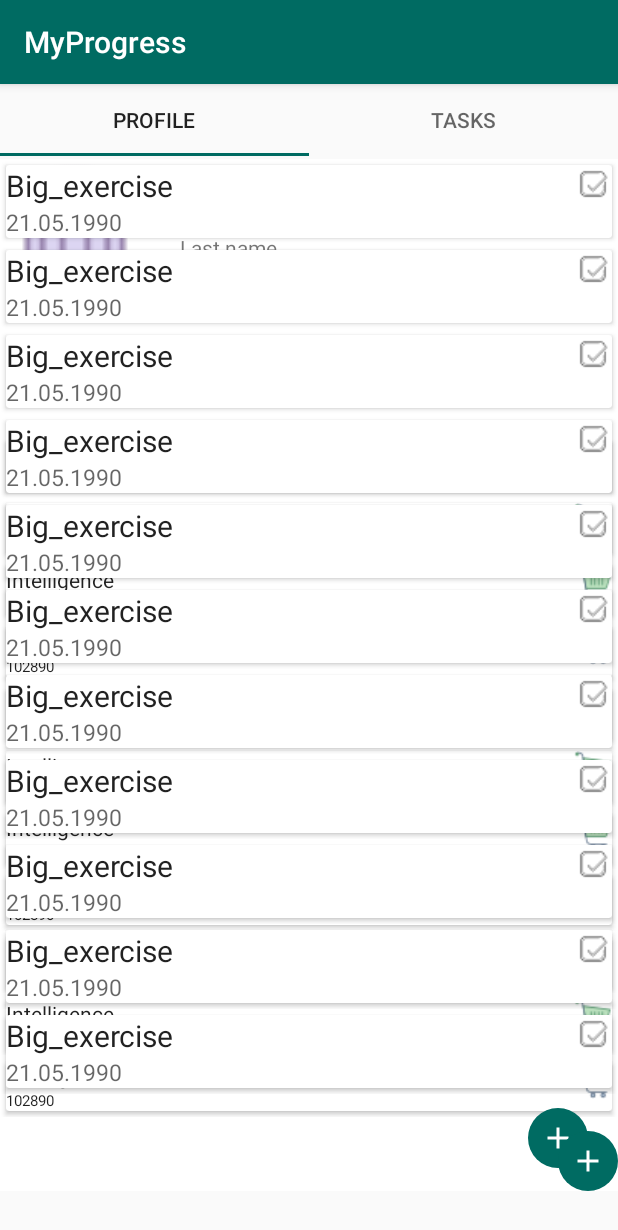
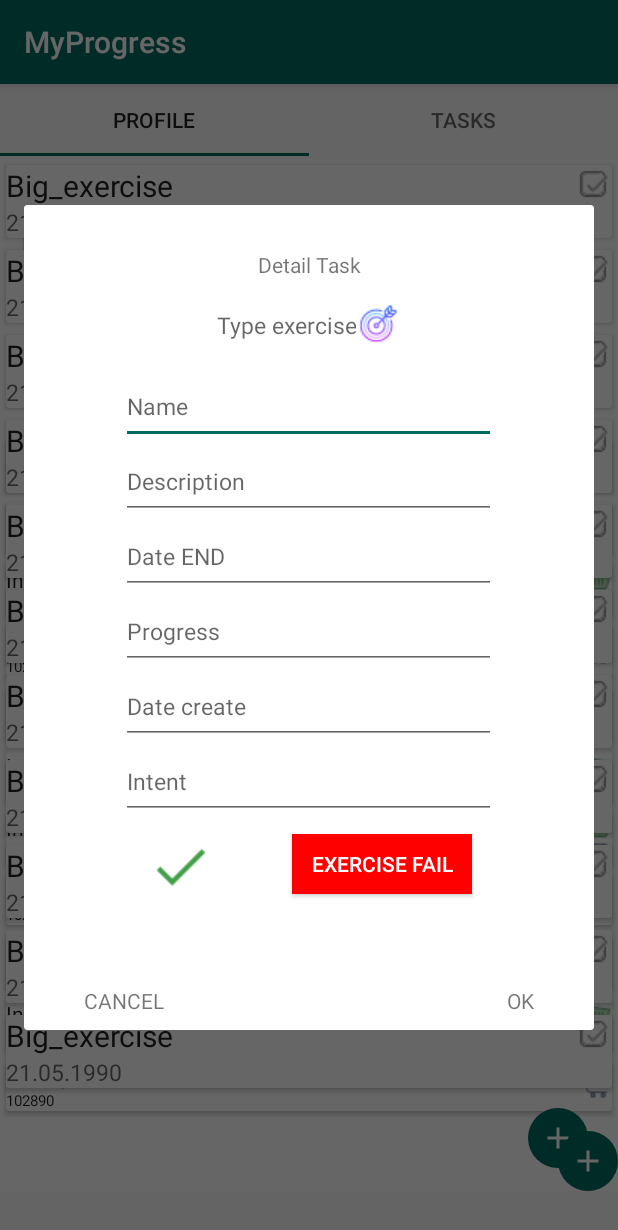
Before and after one commit to Igor755/MyProgress, an Android app: the fragment TasksFragment placed in its activity, after a tap on an icon or button, on a phone screen of 412 x 824 dp. Shown: the top 1230 px of the screen. Run offline under Robolectric (Android 15) with nearby library versions, the phone set to English and light mode, and no system bars.

Commit message:
detail_fragment

```diff
--- a/app/build.gradle
+++ b/app/build.gradle
@@ -30,9 +30,7 @@ dependencies {
     implementation 'com.android.support:design:28.0.0'
 
 
-
-
-
+    implementation 'androidx.legacy:legacy-support-v4:1.0.0'
     testImplementation 'junit:junit:4.12'
     androidTestImplementation 'com.android.support.test:runner:1.0.2'
     androidTestImplementation 'com.android.support.test.espresso:espresso-core:3.0.2'
--- a/app/src/main/java/com/project/myprogress/MainActivity.java
+++ b/app/src/main/java/com/project/myprogress/MainActivity.java
@@ -12,7 +12,7 @@ import com.google.android.material.tabs.TabLayout;
 import com.project.myprogress.adapters.AdapterProfilePager;
 import com.project.myprogress.fragments_profile.AddProgressFragment;
 import com.project.myprogress.fragments_profile.AddTaskFragment;
-import com.project.myprogress.fragments_profile.TaskFragment;
+import com.project.myprogress.fragments_profile.TasksFragment;
 import com.project.myprogress.fragments_profile.ProfileFragment;
 
 public class MainActivity extends AppCompatActivity {
@@ -34,7 +34,7 @@ public class MainActivity extends AppCompatActivity {
 
         user_info_fragment = new ProfileFragment();
         add_progress_fragment = new AddProgressFragment();
-        task_fragment = new TaskFragment();
+        task_fragment = new TasksFragment();
         add_task_fragment = new AddTaskFragment();
 
        /* FragmentManager fm = getSupportFragmentManager();
--- a/app/src/main/java/com/project/myprogress/adapters/AdapterProfilePager.java
+++ b/app/src/main/java/com/project/myprogress/adapters/AdapterProfilePager.java
@@ -7,7 +7,7 @@ import androidx.fragment.app.FragmentManager;
 import androidx.fragment.app.FragmentPagerAdapter;
 
 
-import com.project.myprogress.fragments_profile.TaskFragment;
+import com.project.myprogress.fragments_profile.TasksFragment;
 import com.project.myprogress.fragments_profile.ProfileFragment;
 
 
@@ -26,7 +26,7 @@ public class AdapterProfilePager extends FragmentPagerAdapter {
                 ProfileFragment userInfoFragment = new ProfileFragment();
                 return userInfoFragment;
             case 1:
-                TaskFragment taskFragment = new TaskFragment();
+                TasksFragment taskFragment = new TasksFragment();
                 return taskFragment;
 
         }
--- /dev/null
+++ b/app/src/main/java/com/project/myprogress/fragments_profile/DetailTaskFragment.java
@@ -0,0 +1,30 @@
+package com.project.myprogress.fragments_profile;
+
+import android.content.Context;
+import android.net.Uri;
+import android.os.Bundle;
+
+import androidx.fragment.app.DialogFragment;
+import androidx.fragment.app.Fragment;
+
+import android.view.LayoutInflater;
+import android.view.View;
+import android.view.ViewGroup;
+
+import com.project.myprogress.R;
+
+public class DetailTaskFragment extends DialogFragment {
+
+
+    @Override
+    public View onCreateView(LayoutInflater inflater, ViewGroup container,
+                             Bundle savedInstanceState) {
+        // Inflate the layout for this fragment
+
+        View v =  inflater.inflate(R.layout.detail_task_fragment, container, false);
+
+        return v;
+    }
+
+
+}
--- a/app/src/main/java/com/project/myprogress/fragments_profile/TaskFragment.java
+++ b/app/src/main/java/com/project/myprogress/fragments_profile/TasksFragment.java
@@ -18,7 +18,7 @@ import com.project.myprogress.modelclass.TaskModel;
 import java.util.ArrayList;
 
 
-public class TaskFragment extends Fragment {
+public class TasksFragment extends Fragment {
 
     private AdapterTask adapterTask;
     private ImageButton fab;
@@ -54,6 +54,9 @@ public class TaskFragment extends Fragment {
             @Override
             public void onItemClick(View view, int position) {
 
+                DetailTaskFragment dialog_fragment = new DetailTaskFragment();
+                dialog_fragment.setTargetFragment(TasksFragment.this, 1);
+                dialog_fragment.show(getFragmentManager(), "DetailTaskFragment");
 
 
             }
@@ -66,7 +69,7 @@ public class TaskFragment extends Fragment {
             public void onClick(View v) {
 
                 AddTaskFragment dialog_fragment = new AddTaskFragment();
-                dialog_fragment.setTargetFragment(TaskFragment.this, 1);
+                dialog_fragment.setTargetFragment(TasksFragment.this, 1);
                 dialog_fragment.show(getFragmentManager(), "AddProgressFragment");
 
                 /*if (getActivity() instanceof MainActivity) {
--- /dev/null
+++ b/app/src/main/res/layout/detail_task_fragment.xml
@@ -0,0 +1,199 @@
+<RelativeLayout
+    xmlns:android="http://schemas.android.com/apk/res/android"
+    xmlns:tools="http://schemas.android.com/tools"
+    android:layout_width="match_parent"
+    android:layout_height="match_parent"
+    tools:context=".fragments_profile.AddTaskFragment">
+
+    <RelativeLayout
+        android:layout_width="match_parent"
+        android:layout_height="550dp"
+        android:padding="10dp">
+
+
+
+
+        <TextView
+            android:layout_width="match_parent"
+            android:layout_height="wrap_content"
+            android:layout_marginTop="20dp"
+            android:layout_centerHorizontal="true"
+            android:id="@+id/text"
+            android:text="Detail Task"
+            android:gravity="center"/>
+
+        <LinearLayout
+            android:layout_width="match_parent"
+            android:layout_height="60dp"
+            android:orientation="horizontal"
+            android:id="@+id/container_date"
+            android:layout_below="@+id/text"
+            android:gravity="center">
+
+            <TextView
+                android:id="@+id/tvDate"
+                android:layout_width="wrap_content"
+                android:layout_height="20dp"
+                android:textColor="@color/colorAccent"
+                android:hint="Type exercise"
+                android:gravity="center"
+                android:textSize="15sp"/>
+
+
+            <ImageView
+                android:id="@+id/datePicker"
+                android:layout_width="wrap_content"
+                android:layout_above="@+id/tvDate"
+                android:layout_height="30dp"
+                android:background="@color/colorTransparent"
+                android:src="@drawable/type1" />
+
+        </LinearLayout>
+
+
+
+
+        <!--
+                <EditText
+                    android:layout_width="250dp"
+                    android:layout_height="50dp"
+                    android:id="@+id/edit_text_type"
+                    android:imeOptions="actionDone"
+                    android:singleLine="true"
+                    android:layout_centerHorizontal="true"
+                    android:hint="Type"
+                    android:textSize="15sp"
+                    android:layout_below="@+id/text"
+                    tools:ignore="TextFields"/>-->
+
+        <EditText
+            android:layout_width="250dp"
+            android:layout_height="50dp"
+            android:id="@+id/edit_text_name"
+            android:imeOptions="actionDone"
+            android:singleLine="true"
+            android:layout_centerHorizontal="true"
+            android:hint="@string/Name"
+            android:textSize="15sp"
+            android:layout_below="@+id/container_date"
+            tools:ignore="TextFields"/>
+
+        <EditText
+            android:layout_width="250dp"
+            android:layout_height="50dp"
+            android:id="@+id/edit_text_description"
+            android:imeOptions="actionDone"
+            android:singleLine="true"
+            android:layout_centerHorizontal="true"
+            android:hint="Description"
+            android:textSize="15sp"
+            android:layout_below="@+id/edit_text_name"
+            tools:ignore="TextFields"/>
+
+
+        <EditText
+            android:layout_width="250dp"
+            android:layout_height="50dp"
+            android:id="@+id/edit_text_date"
+            android:imeOptions="actionDone"
+            android:singleLine="true"
+            android:layout_centerHorizontal="true"
+            android:hint="Date END"
+            android:textSize="15sp"
+            android:layout_below="@+id/edit_text_description"
+            tools:ignore="TextFields"/>
+
+
+        <EditText
+            android:layout_width="250dp"
+            android:layout_height="50dp"
+            android:id="@+id/edit_text_progress"
+            android:imeOptions="actionDone"
+            android:singleLine="true"
+            android:layout_centerHorizontal="true"
+            android:hint="Progress"
+            android:textSize="15sp"
+            android:layout_below="@+id/edit_text_date"
+            tools:ignore="TextFields"/>
+
+
+
+        <EditText
+            android:layout_width="250dp"
+            android:layout_height="50dp"
+            android:id="@+id/edit_text_date_create"
+            android:imeOptions="actionDone"
+            android:singleLine="true"
+            android:layout_centerHorizontal="true"
+            android:hint="Date create"
+            android:textSize="15sp"
+            android:layout_below="@+id/edit_text_progress"
+            tools:ignore="TextFields"/>
+
+        <EditText
+            android:layout_width="250dp"
+            android:layout_height="50dp"
+            android:id="@+id/edit_text_intent"
+            android:imeOptions="actionDone"
+            android:singleLine="true"
+            android:layout_centerHorizontal="true"
+            android:hint="Intent"
+            android:textSize="15sp"
+            android:layout_below="@+id/edit_text_date_create"
+            tools:ignore="TextFields"/>
+
+
+
+
+
+        <LinearLayout
+            android:layout_width="match_parent"
+            android:layout_height="60dp"
+            android:orientation="horizontal"
+            android:id="@+id/container_fail"
+            android:layout_below="@+id/edit_text_intent"
+            android:gravity="center">
+
+            <ImageView
+
+                android:id="@+id/complete"
+                android:layout_width="wrap_content"
+                android:layout_height="40dp"
+                android:background="@color/colorTransparent"
+                android:src="@drawable/galochka" />
+
+
+
+            <Button
+                android:layout_width="120dp"
+                android:layout_height="40dp"
+                android:layout_marginLeft="50dp"
+                android:textColor="@color/colorWhite"
+                android:background="@color/colorRed"
+                android:text="EXERCISE FAIL"/>
+
+        </LinearLayout>
+
+
+        <TextView
+            android:layout_width="wrap_content"
+            android:layout_height="wrap_content"
+            android:layout_alignParentBottom="true"
+            android:layout_alignParentRight="true"
+            android:layout_marginRight="30dp"
+            android:id="@+id/ok"
+            android:text="OK"/>
+
+        <TextView
+            android:layout_width="wrap_content"
+            android:layout_height="wrap_content"
+            android:layout_alignParentBottom="true"
+            android:layout_alignParentLeft="true"
+            android:layout_marginLeft="30dp"
+            android:id="@+id/cancel"
+            android:text="CANCEL"
+            android:gravity="center"/>
+
+    </RelativeLayout>
+
+</RelativeLayout>
--- a/app/src/main/res/layout/task_fragment.xml
+++ b/app/src/main/res/layout/task_fragment.xml
@@ -3,7 +3,7 @@
     xmlns:tools="http://schemas.android.com/tools"
     android:layout_width="match_parent"
     android:layout_height="match_parent"
-    tools:context=".fragments_profile.TaskFragment">
+    tools:context=".fragments_profile.TasksFragment">
 
 
     <androidx.recyclerview.widget.RecyclerView
```
Also changed, not shown: app/src/main/java/com/project/myprogress/adapters/AdapterTypeTaskSpinner.java (added, +62 -0 lines), app/src/main/java/com/project/myprogress/fragments_profile/AddTaskFragment.java (+16 -0 lines), app/src/main/java/com/project/myprogress/modelclass/TypeTaskModel.java (added, +28 -0 lines), app/src/main/res/layout/add_task_fragment.xml (+10 -1 lines), app/src/main/res/layout/spiner_item_type.xml (added, +38 -0 lines), app/src/main/res/drawable/galochka.png (added), app/src/main/res/drawable/typ3.png (added), app/src/main/res/drawable/type1.png (added), app/src/main/res/drawable/type2.png (added), app/src/main/res/drawable/type3.png (added).
